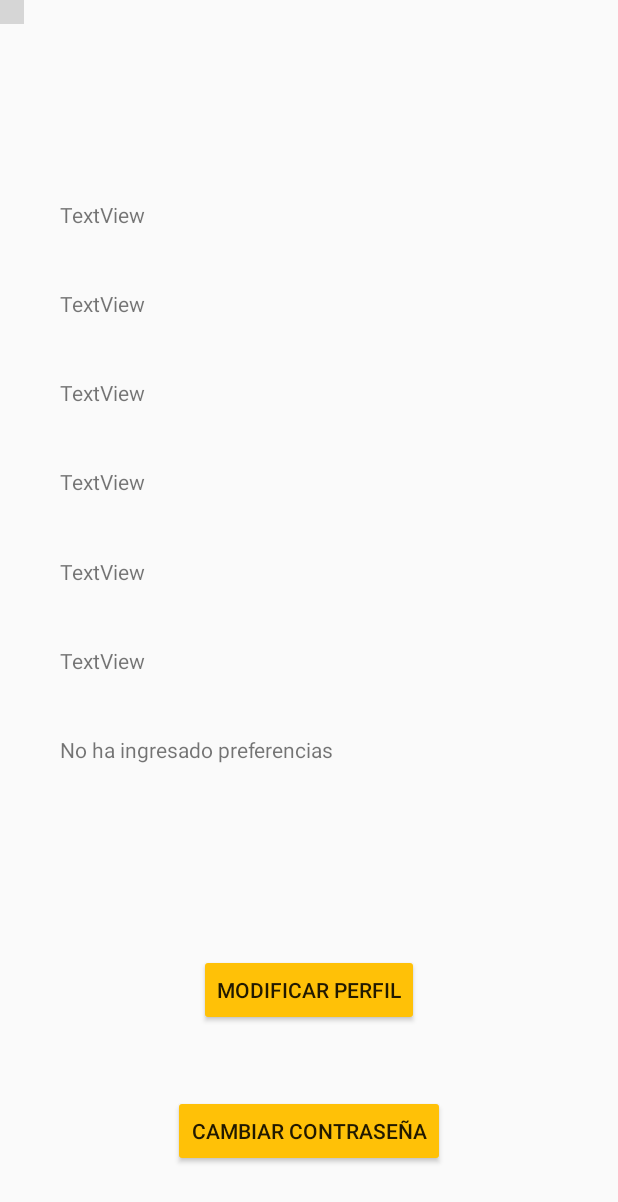
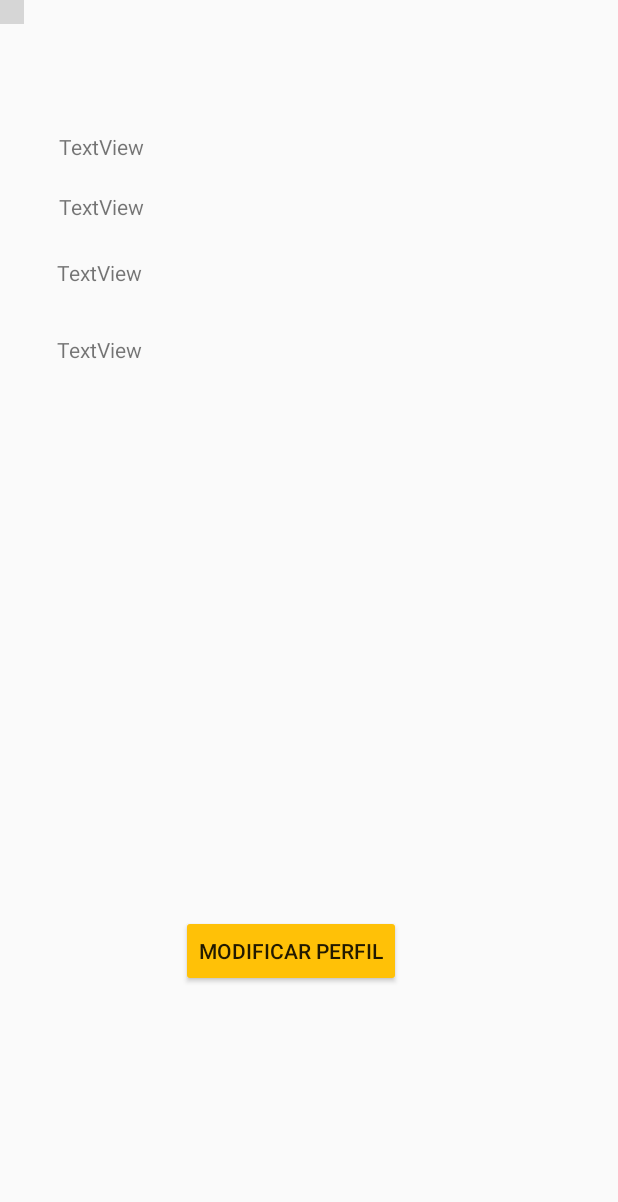
Before and after one commit to Lmorales3/ProyectoQuack, an Android app: the PerfilUsuarioActivity screen opened directly, with no data from a screen before it, on a phone screen of 412 x 824 dp. Shown: the top 1202 px of the screen. Run offline under Robolectric (Android 15) with nearby library versions, the phone set to English and light mode, and no system bars; plain views replace Constraints; 4 statements that could not run were skipped; grey boxes are pictures that could not be loaded.

Commit message:
listo listo

```diff
--- a/app/src/main/java/com/example/proyectoquack/Activities/PerfilUsuarioActivity.java
+++ b/app/src/main/java/com/example/proyectoquack/Activities/PerfilUsuarioActivity.java
@@ -17,30 +17,35 @@ public class PerfilUsuarioActivity extends AppCompatActivity {
     private ImageView foto;
     private TextView username;
     private TextView nombre;
-    private TextView rut;
-    private TextView sexo;
     private TextView correo;
     private TextView telefono;
-    private TextView preferencias;
     private ModelApi modelApi;
 
     @Override
     protected void onCreate(Bundle savedInstanceState) {
         super.onCreate(savedInstanceState);
         setContentView(R.layout.activity_perfil_usuario);
+
         usuario= (Usuario)getIntent().getSerializableExtra("usuario_entidad");
         modelApi= new ModelApi();
 
         username = (TextView)findViewById(R.id.PerfilPasajeroActivity_username);
         nombre = (TextView)findViewById(R.id.PerfilPasajeroActivity_nombre);
-        rut = (TextView)findViewById(R.id.PerfilPasajeroActivity_rut);
-        sexo = (TextView)findViewById(R.id.PerfilPasajeroActivity_sexo);
         correo = (TextView)findViewById(R.id.PerfilPasajeroActivity_correo);
         telefono = (TextView)findViewById(R.id.PerfilPasajeroActivity_telefono);
-        preferencias = (TextView)findViewById(R.id.PerfilPasajeroActivity_preferencias);
+
+
 
 
         Usuario usuario1 = modelApi.obtenerUsuario(usuario.getNombre_usuario());
+
+
+        nombre.setText(usuario.getNombre_usuario());
+        nombre.setText(usuario.getNombre_real());
+        telefono.setText(usuario.getFecha_nacimiento());
+
+
+
     }
 
 
@@ -49,10 +54,5 @@ public class PerfilUsuarioActivity extends AppCompatActivity {
         ModificarPerfilActivity.putExtra("usuario_entidad", usuario);
         startActivity(ModificarPerfilActivity);
     }
-/*
-    public void modificarContrPasajero(View view) {
-        Intent ModificarPerfilPasajeroActivity = new Intent(this, ModificarPerfilPasajeroActivity.class);
-        ModificarPerfilPasajeroActivity.putExtra("usuario_entidad", usuario);
-        startActivity(ModificarPerfilPasajeroActivity);
-    }*/
+
 }
--- a/app/src/main/java/com/example/proyectoquack/Activities/UsuarioActivity.java
+++ b/app/src/main/java/com/example/proyectoquack/Activities/UsuarioActivity.java
@@ -1,29 +1,38 @@
 package com.example.proyectoquack.Activities;
 
+import android.content.Intent;
+import android.content.SharedPreferences;
 import android.os.Bundle;
 import android.os.Handler;
+import android.preference.PreferenceManager;
 import android.support.design.widget.NavigationView;
 import android.support.v4.view.GravityCompat;
 import android.support.v4.widget.DrawerLayout;
 import android.support.v7.app.ActionBarDrawerToggle;
 import android.support.v7.app.AppCompatActivity;
 import android.support.v7.widget.Toolbar;
+import android.view.Menu;
+import android.view.MenuItem;
+import android.view.View;
 import android.widget.ImageView;
 import android.widget.TextView;
 import android.widget.Toast;
 
+import com.example.proyectoquack.DB.ModelApi;
 import com.example.proyectoquack.Entidades.Usuario;
 import com.example.proyectoquack.R;
 
-public class UsuarioActivity extends AppCompatActivity {
+public class UsuarioActivity extends AppCompatActivity implements NavigationView.OnNavigationItemSelectedListener {
 
-    private Usuario conductor;
+    private Usuario usuario;
     private TextView HeaderConductor_username;
     private TextView HeaderConductor_nombre;
-    private TextView usuario;
+    //private TextView usuario1;
     private ImageView HeaderConductor_foto;
+    private ModelApi modelApi;
 
     private boolean doubleBackToExitPressedOnce = false;
+
 
     @Override
     protected void onCreate(Bundle savedInstanceState) {
@@ -31,6 +40,7 @@ public class UsuarioActivity extends AppCompatActivity {
         setContentView(R.layout.activity_usuario);
         Toolbar toolbar = findViewById(R.id.toolbar);
         setSupportActionBar(toolbar);
+        usuario = (Usuario)getIntent().getSerializableExtra("usuario_entidad");
 
         DrawerLayout drawer = findViewById(R.id.drawer_layout);
         NavigationView navigationView = findViewById(R.id.nav_view);
@@ -38,13 +48,21 @@ public class UsuarioActivity extends AppCompatActivity {
                 this, drawer, toolbar, R.string.navigation_drawer_open, R.string.navigation_drawer_close);
         drawer.addDrawerListener(toggle);
         toggle.syncState();
-        //navigationView.setNavigationItemSelectedListener(this);
+
+        modelApi= new ModelApi();
+        Usuario usuario2 = modelApi.obtenerUsuario(usuario.getNombre_usuario());
+
+        navigationView.setNavigationItemSelectedListener(this);
 
 
-        //conductor=(Usuario) getIntent().getSerializableExtra("usuario_entidad");
+        View headView = navigationView.getHeaderView(0);
+        HeaderConductor_nombre = (TextView)headView.findViewById(R.id.HeaderConductor_nombre);
+        HeaderConductor_username = (TextView)headView.findViewById(R.id.HeaderConductor_username);
+        HeaderConductor_foto = (ImageView)headView.findViewById(R.id.HeaderConductor_foto);
+       // HeaderConductor_username.setText((CharSequence) usuario2);
+        //HeaderConductor_nombre.setText(usuario.getNombre());
+        HeaderConductor_foto.setImageResource(R.drawable.user);
 
-        //usuario.setText("Bienvenido: " + conductor.getNombre_usuario());
-        //usuario.setText("Bienvenido: usuario");
 
     }
 
@@ -66,8 +84,8 @@ public class UsuarioActivity extends AppCompatActivity {
             }
         }, 2000);
     }
-/*
-    @Override
+
+
     public boolean onCreateOptionsMenu(Menu menu) {
         // Inflate the menu; this adds items to the action bar if it is present.
         getMenuInflater().inflate(R.menu.conductor, menu);
@@ -86,17 +104,20 @@ public class UsuarioActivity extends AppCompatActivity {
         return super.onOptionsItemSelected(item);
     }
 
-    @SuppressWarnings("StatementWithEmptyBody")
-    @Override
+
     public boolean onNavigationItemSelected(MenuItem item) {
         // Handle navigation view item clicks here.
         int id = item.getItemId();
 
         if (id == R.id.ConductorActivity_perfil){
-            Intent PerfilConductorActivity = new Intent(this, PerfilConductorActivity.class);
-            PerfilConductorActivity.putExtra("conductor_entidad", conductor);
-            startActivity(PerfilConductorActivity);
+            Intent PerfilUsuarioActivity = new Intent(this, PerfilUsuarioActivity.class);
+            PerfilUsuarioActivity.putExtra("usuario_entidad", usuario);
+            startActivity(PerfilUsuarioActivity);
         }
+
+
+
+        /*
         else if (id == R.id.ConductorActivity_crearviaje){
             Intent CrearViajeActivity = new Intent(this, CrearViajeActivity.class);
             CrearViajeActivity.putExtra("conductor_entidad", conductor);
@@ -119,13 +140,15 @@ public class UsuarioActivity extends AppCompatActivity {
             SharedPreferences.Editor editor = sharedPreferences.edit();
             editor.putBoolean("AutoLogin", false);
             editor.apply();
-            Intent MainActivity = new Intent(this, com.example.carpulin.Activities.MainActivity.class);
+            Intent MainActivity = new Intent(this, com.example.proyectoquack.Activities.MainActivity.class);
             startActivity(MainActivity);
             this.finish();
         }
-
-        DrawerLayout drawer = findViewById(R.id.drawer_layout);
+*/
+       DrawerLayout drawer = findViewById(R.id.drawer_layout);
         drawer.closeDrawer(GravityCompat.START);
         return true;
-    }*/
+    }
+
+
 }
--- a/app/src/main/res/layout/activity_perfil_usuario.xml
+++ b/app/src/main/res/layout/activity_perfil_usuario.xml
@@ -21,14 +21,12 @@
         android:layout_height="20dp"
         android:layout_marginStart="8dp"
         android:layout_marginLeft="8dp"
-    android:layout_marginTop="95dp"
+        android:layout_marginTop="88dp"
         android:layout_marginEnd="8dp"
         android:layout_marginRight="8dp"
-    android:layout_marginBottom="1dp"
         android:text="TextView"
-    app:layout_constraintBottom_toTopOf="@+id/PerfilPasajeroActivity_nombre"
         app:layout_constraintEnd_toEndOf="parent"
-    app:layout_constraintHorizontal_bias="0.22"
+        app:layout_constraintHorizontal_bias="0.213"
         app:layout_constraintStart_toStartOf="parent"
         app:layout_constraintTop_toTopOf="parent" />
 
@@ -38,65 +36,31 @@
         android:layout_height="20dp"
         android:layout_marginStart="8dp"
         android:layout_marginLeft="8dp"
+        android:layout_marginTop="20dp"
         android:layout_marginEnd="8dp"
+
         android:layout_marginRight="8dp"
-    android:layout_marginBottom="1dp"
         android:text="TextView"
-    app:layout_constraintBottom_toTopOf="@+id/PerfilPasajeroActivity_rut"
         app:layout_constraintEnd_toEndOf="parent"
-    app:layout_constraintHorizontal_bias="0.22"
+        app:layout_constraintHorizontal_bias="0.213"
         app:layout_constraintStart_toStartOf="parent"
-    app:layout_constraintTop_toBottomOf="@+id/PerfilPasajeroActivity_username"
-    app:layout_constraintVertical_bias="0.764" />
-
-<TextView
-    android:id="@+id/PerfilPasajeroActivity_rut"
-    android:layout_width="250dp"
-    android:layout_height="20dp"
-    android:layout_marginStart="8dp"
-    android:layout_marginLeft="8dp"
-    android:layout_marginEnd="8dp"
-    android:layout_marginRight="8dp"
-    android:layout_marginBottom="1dp"
-    android:text="TextView"
-    app:layout_constraintBottom_toTopOf="@+id/PerfilPasajeroActivity_sexo"
-    app:layout_constraintEnd_toEndOf="parent"
-    app:layout_constraintHorizontal_bias="0.22"
-    app:layout_constraintStart_toStartOf="parent"
-    app:layout_constraintTop_toBottomOf="@+id/PerfilPasajeroActivity_nombre" />
-
-<TextView
-    android:id="@+id/PerfilPasajeroActivity_sexo"
-    android:layout_width="250dp"
-    android:layout_height="20dp"
-    android:layout_marginStart="8dp"
-    android:layout_marginLeft="8dp"
-    android:layout_marginEnd="8dp"
-    android:layout_marginRight="8dp"
-    android:layout_marginBottom="1dp"
-    android:text="TextView"
-    app:layout_constraintBottom_toTopOf="@+id/PerfilPasajeroActivity_correo"
-    app:layout_constraintEnd_toEndOf="parent"
-    app:layout_constraintHorizontal_bias="0.22"
-    app:layout_constraintStart_toStartOf="parent"
-    app:layout_constraintTop_toBottomOf="@+id/PerfilPasajeroActivity_rut" />
+        app:layout_constraintTop_toBottomOf="@+id/PerfilPasajeroActivity_username" />
 
 
     <TextView
         android:id="@+id/PerfilPasajeroActivity_correo"
-    android:layout_width="250dp"
-    android:layout_height="20dp"
+        android:layout_width="251dp"
+        android:layout_height="22dp"
         android:layout_marginStart="8dp"
         android:layout_marginLeft="8dp"
+        android:layout_marginTop="24dp"
         android:layout_marginEnd="8dp"
         android:layout_marginRight="8dp"
-    android:layout_marginBottom="1dp"
         android:text="TextView"
-    app:layout_constraintBottom_toTopOf="@+id/PerfilPasajeroActivity_telefono"
         app:layout_constraintEnd_toEndOf="parent"
-    app:layout_constraintHorizontal_bias="0.22"
+        app:layout_constraintHorizontal_bias="0.208"
         app:layout_constraintStart_toStartOf="parent"
-    app:layout_constraintTop_toBottomOf="@+id/PerfilPasajeroActivity_sexo" />
+        app:layout_constraintTop_toBottomOf="@+id/PerfilPasajeroActivity_nombre" />
 
     <TextView
         android:id="@+id/PerfilPasajeroActivity_telefono"
@@ -104,31 +68,17 @@
         android:layout_height="20dp"
         android:layout_marginStart="8dp"
         android:layout_marginLeft="8dp"
-    android:layout_marginEnd="8dp"
-    android:layout_marginRight="8dp"
-    android:layout_marginBottom="1dp"
-    android:text="TextView"
-    app:layout_constraintBottom_toTopOf="@+id/PerfilPasajeroActivity_preferencias"
-    app:layout_constraintEnd_toEndOf="parent"
-    app:layout_constraintHorizontal_bias="0.22"
-    app:layout_constraintStart_toStartOf="parent"
-    app:layout_constraintTop_toBottomOf="@+id/PerfilPasajeroActivity_correo" />
-
-<TextView
-    android:id="@+id/PerfilPasajeroActivity_preferencias"
-    android:layout_width="250dp"
-    android:layout_height="100dp"
-    android:layout_marginStart="8dp"
-    android:layout_marginLeft="8dp"
+        android:layout_marginTop="28dp"
         android:layout_marginEnd="8dp"
         android:layout_marginRight="8dp"
         android:layout_marginBottom="8dp"
-    android:text="No ha ingresado preferencias"
-    app:layout_constraintBottom_toTopOf="@+id/PerfilPasajeroActivity_editar"
+        android:text="TextView"
+        app:layout_constraintBottom_toBottomOf="parent"
         app:layout_constraintEnd_toEndOf="parent"
-    app:layout_constraintHorizontal_bias="0.22"
+        app:layout_constraintHorizontal_bias="0.206"
         app:layout_constraintStart_toStartOf="parent"
-    app:layout_constraintTop_toBottomOf="@+id/PerfilPasajeroActivity_telefono" />
+        app:layout_constraintTop_toBottomOf="@+id/PerfilPasajeroActivity_correo"
+        app:layout_constraintVertical_bias="0.002" />
 
     <Button
         android:id="@+id/PerfilPasajeroActivity_editar"
@@ -136,33 +86,19 @@
         android:layout_height="wrap_content"
         android:layout_marginStart="8dp"
         android:layout_marginLeft="8dp"
+        android:layout_marginTop="208dp"
         android:layout_marginEnd="8dp"
         android:layout_marginRight="8dp"
         android:layout_marginBottom="8dp"
         android:backgroundTint="#FFC107"
         android:onClick="modificarPerfil"
         android:text="Modificar Perfil"
-        app:layout_constraintBottom_toTopOf="@+id/PerfilPasajeroActivity_contraseña"
-        app:layout_constraintEnd_toEndOf="parent"
-        app:layout_constraintStart_toStartOf="parent"
-        app:layout_constraintTop_toBottomOf="@+id/PerfilPasajeroActivity_preferencias"
-        tools:ignore="OnClick" />
-
-    <Button
-        android:id="@+id/PerfilPasajeroActivity_contraseña"
-        android:layout_width="wrap_content"
-        android:layout_height="wrap_content"
-        android:layout_marginStart="8dp"
-        android:layout_marginLeft="8dp"
-        android:layout_marginEnd="8dp"
-        android:layout_marginRight="8dp"
-        android:layout_marginBottom="8dp"
-        android:backgroundTint="#FFC107"
-        android:text="Cambiar contraseña"
         app:layout_constraintBottom_toBottomOf="parent"
         app:layout_constraintEnd_toEndOf="parent"
+        app:layout_constraintHorizontal_bias="0.453"
         app:layout_constraintStart_toStartOf="parent"
-        app:layout_constraintTop_toBottomOf="@+id/PerfilPasajeroActivity_editar" />
+        app:layout_constraintTop_toBottomOf="@+id/PerfilPasajeroActivity_telefono"
+        tools:ignore="OnClick" />
 
 
 </android.support.constraint.ConstraintLayout>
```
Lines whose indentation alone changed are shown as unchanged.
